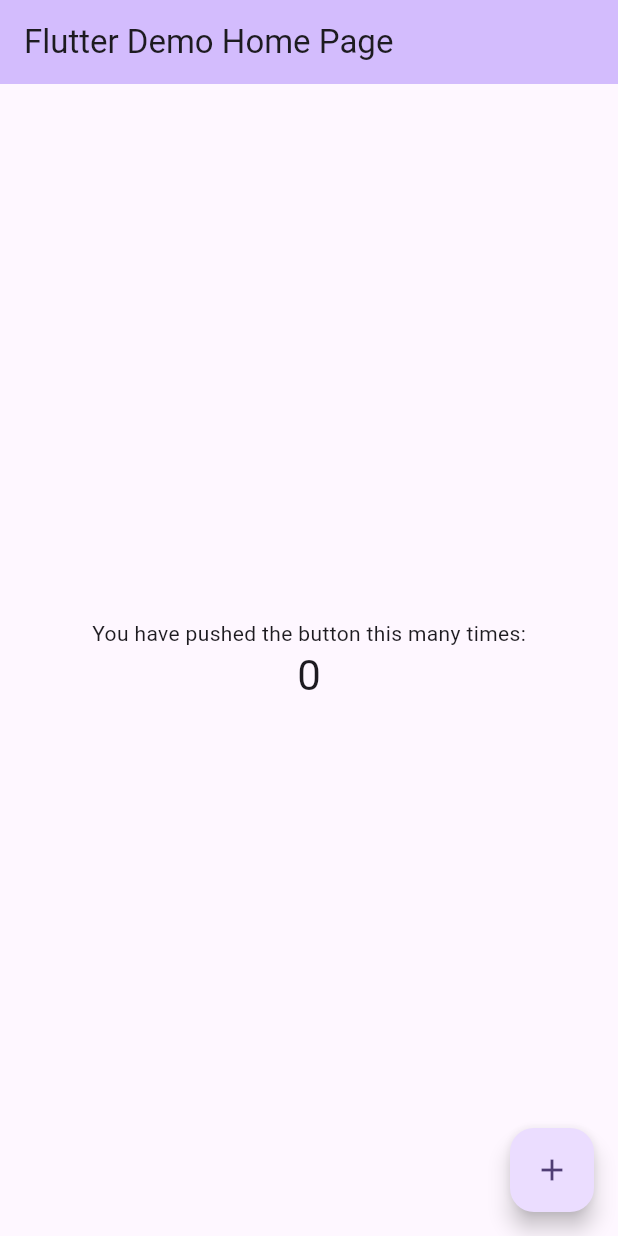
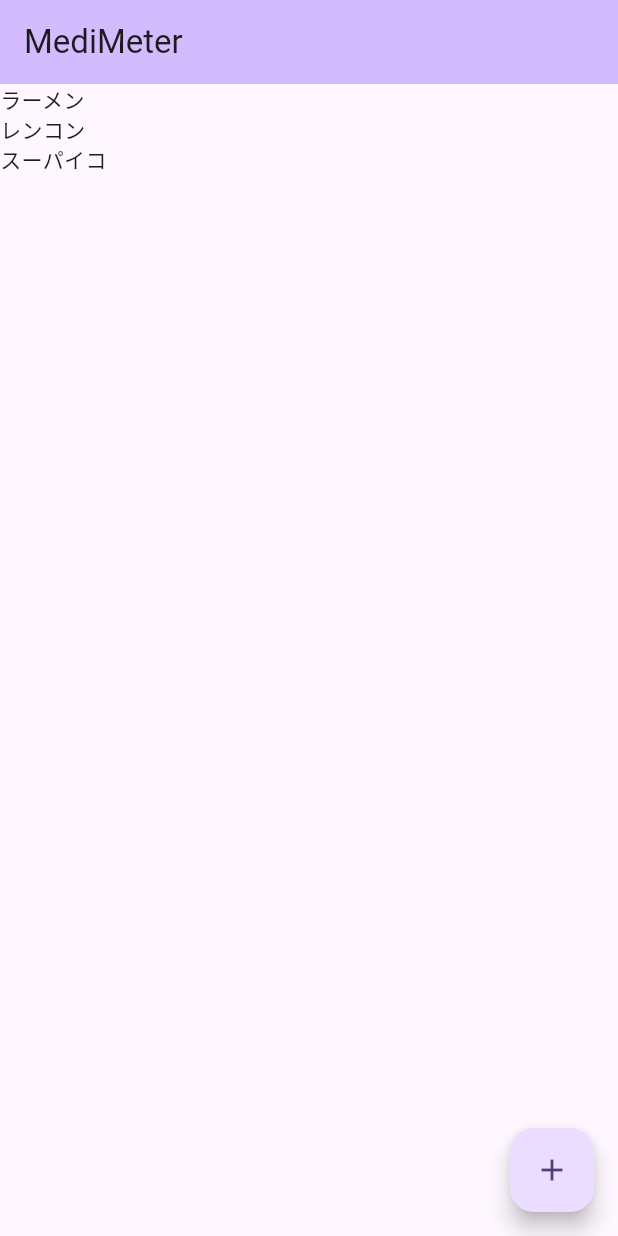
Before and after one commit to ptm3190/Medimeter, a Flutter app: the screen it shows after launch, on a phone screen of 412 x 824 dp. Run offline on Flutter 3.47's test engine with Material 3 defaults, Android fonts, the phone set to English and light mode, and no system bars.

Commit message:
リストから文字列を取得して表示など

```diff
--- a/lib/main.dart
+++ b/lib/main.dart
@@ -1,122 +1,28 @@
 import 'package:flutter/material.dart';
+import 'package:medimeter/my_home_page.dart';
 
+
+// エントリーポイント
 void main() {
+  // 下に書いてあるMyAppを起動するよ
   runApp(const MyApp());
 }
 
+// ステートレスウィジェットを継承したMyApp
 class MyApp extends StatelessWidget {
+  // おまじない的な初期化してるらしい
   const MyApp({super.key});
 
-  // This widget is the root of your application.
   @override
+  // build()がreturnしてるものを画面に描画する
   Widget build(BuildContext context) {
+    // MaterialApp アプリ全体を管理する土台的なやつ
     return MaterialApp(
       title: 'Flutter Demo',
       theme: ThemeData(
-        // This is the theme of your application.
-        //
-        // TRY THIS: Try running your application with "flutter run". You'll see
-        // the application has a purple toolbar. Then, without quitting the app,
-        // try changing the seedColor in the colorScheme below to Colors.green
-        // and then invoke "hot reload" (save your changes or press the "hot
-        // reload" button in a Flutter-supported IDE, or press "r" if you used
-        // the command line to start the app).
-        //
-        // Notice that the counter didn't reset back to zero; the application
-        // state is not lost during the reload. To reset the state, use hot
-        // restart instead.
-        //
-        // This works for code too, not just values: Most code changes can be
-        // tested with just a hot reload.
-        colorScheme: .fromSeed(seedColor: Colors.deepPurple),
+        colorScheme: ColorScheme.fromSeed(seedColor: Colors.deepPurple),
       ),
-      home: const MyHomePage(title: 'Flutter Demo Home Page'),
+      home: const MyHomePage(title: 'MediMeter'),
     );
   }
 }
-
-class MyHomePage extends StatefulWidget {
-  const MyHomePage({super.key, required this.title});
-
-  // This widget is the home page of your application. It is stateful, meaning
-  // that it has a State object (defined below) that contains fields that affect
-  // how it looks.
-
-  // This class is the configuration for the state. It holds the values (in this
-  // case the title) provided by the parent (in this case the App widget) and
-  // used by the build method of the State. Fields in a Widget subclass are
-  // always marked "final".
-
-  final String title;
-
-  @override
-  State<MyHomePage> createState() => _MyHomePageState();
-}
-
-class _MyHomePageState extends State<MyHomePage> {
-  int _counter = 0;
-
-  void _incrementCounter() {
-    setState(() {
-      // This call to setState tells the Flutter framework that something has
-      // changed in this State, which causes it to rerun the build method below
-      // so that the display can reflect the updated values. If we changed
-      // _counter without calling setState(), then the build method would not be
-      // called again, and so nothing would appear to happen.
-      _counter++;
-    });
-  }
-
-  @override
-  Widget build(BuildContext context) {
-    // This method is rerun every time setState is called, for instance as done
-    // by the _incrementCounter method above.
-    //
-    // The Flutter framework has been optimized to make rerunning build methods
-    // fast, so that you can just rebuild anything that needs updating rather
-    // than having to individually change instances of widgets.
-    return Scaffold(
-      appBar: AppBar(
-        // TRY THIS: Try changing the color here to a specific color (to
-        // Colors.amber, perhaps?) and trigger a hot reload to see the AppBar
-        // change color while the other colors stay the same.
-        backgroundColor: Theme.of(context).colorScheme.inversePrimary,
-        // Here we take the value from the MyHomePage object that was created by
-        // the App.build method, and use it to set our appbar title.
-        title: Text(widget.title),
-      ),
-      body: Center(
-        // Center is a layout widget. It takes a single child and positions it
-        // in the middle of the parent.
-        child: Column(
-          // Column is also a layout widget. It takes a list of children and
-          // arranges them vertically. By default, it sizes itself to fit its
-          // children horizontally, and tries to be as tall as its parent.
-          //
-          // Column has various properties to control how it sizes itself and
-          // how it positions its children. Here we use mainAxisAlignment to
-          // center the children vertically; the main axis here is the vertical
-          // axis because Columns are vertical (the cross axis would be
-          // horizontal).
-          //
-          // TRY THIS: Invoke "debug painting" (choose the "Toggle Debug Paint"
-          // action in the IDE, or press "p" in the console), to see the
-          // wireframe for each widget.
-          mainAxisAlignment: .center,
-          children: [
-            const Text('You have pushed the button this many times:'),
-            Text(
-              '$_counter',
-              style: Theme.of(context).textTheme.headlineMedium,
-            ),
-          ],
-        ),
-      ),
-      floatingActionButton: FloatingActionButton(
-        onPressed: _incrementCounter,
-        tooltip: 'Increment',
-        child: const Icon(Icons.add),
-      ),
-    );
-  }
-}
--- /dev/null
+++ b/lib/my_home_page.dart
@@ -0,0 +1,47 @@
+// マイホームページクラス
+import 'package:flutter/material.dart';
+
+class MyHomePage extends StatefulWidget {
+  const MyHomePage({super.key, required this.title});
+
+
+  final String title;
+
+  @override
+  State<MyHomePage> createState() => _MyHomePageState();
+}
+
+class _MyHomePageState extends State<MyHomePage> {
+  int _counter = 0;
+
+  void _incrementCounter() {
+    setState(() {
+      _counter++;
+    });
+  }
+
+  List favFood = ['ラーメン', 'レンコン', 'スーパイコ'];
+
+  @override
+  Widget build(BuildContext context) {
+    // Scaffoldは土台（白紙）みたいなイメージ
+    return Scaffold(
+      appBar: AppBar(
+        backgroundColor: Theme.of(context).colorScheme.inversePrimary,
+        title: Text(widget.title),
+      ),
+      body: ListView.builder(
+        itemCount: favFood.length,
+        itemBuilder: (_, index) {
+          return Text(favFood[index]);
+        },
+      ),
+
+      floatingActionButton: FloatingActionButton(
+        onPressed: _incrementCounter,
+        tooltip: 'Increment',
+        child: const Icon(Icons.add),
+      ),
+    );
+  }
+}
```
